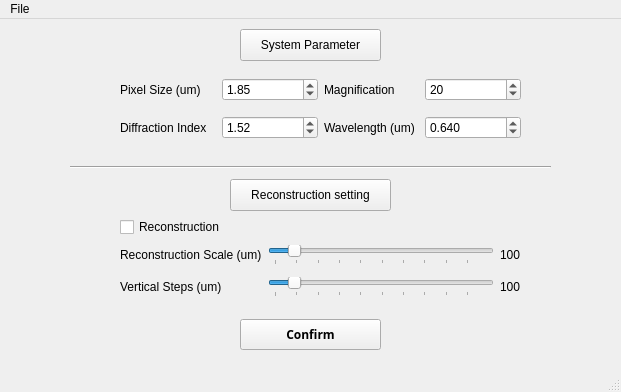
YipLab/DHM, file Lei Temp/UI file/Parameter setting.ui: the form before one commit.
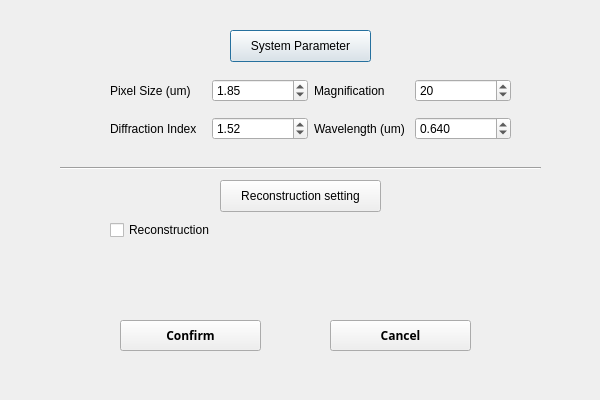
The form after the commit.

What changed in the file:
```diff
--- a/Lei Temp/UI file/Parameter setting.ui
+++ b/Lei Temp/UI file/Parameter setting.ui
@@ -1,37 +1,23 @@
 <?xml version="1.0" encoding="UTF-8"?>
 <ui version="4.0">
- <class>main</class>
- <widget class="QMainWindow" name="main">
+ <class>Dialog</class>
+ <widget class="QDialog" name="Dialog">
   <property name="geometry">
    <rect>
     <x>0</x>
     <y>0</y>
-    <width>621</width>
-    <height>392</height>
+    <width>600</width>
+    <height>400</height>
    </rect>
   </property>
   <property name="windowTitle">
    <string>DHM Processor</string>
   </property>
-  <widget class="QWidget" name="centralwidget">
-   <widget class="QPushButton" name="SystemConfig">
-    <property name="geometry">
-     <rect>
-      <x>240</x>
-      <y>10</y>
-      <width>141</width>
-      <height>32</height>
-     </rect>
-    </property>
-    <property name="text">
-     <string>System Parameter</string>
-    </property>
-   </widget>
    <widget class="Line" name="line">
     <property name="geometry">
      <rect>
-      <x>70</x>
-      <y>140</y>
+     <x>60</x>
+     <y>160</y>
       <width>481</width>
       <height>16</height>
      </rect>
@@ -40,11 +26,60 @@
      <enum>Qt::Horizontal</enum>
     </property>
    </widget>
-   <widget class="QWidget" name="layoutWidget">
+  <widget class="QPushButton" name="SystemConfig">
     <property name="geometry">
      <rect>
-      <x>120</x>
-      <y>50</y>
+     <x>230</x>
+     <y>30</y>
+     <width>141</width>
+     <height>32</height>
+    </rect>
+   </property>
+   <property name="text">
+    <string>System Parameter</string>
+   </property>
+  </widget>
+  <widget class="QCheckBox" name="checkBox">
+   <property name="geometry">
+    <rect>
+     <x>110</x>
+     <y>220</y>
+     <width>131</width>
+     <height>20</height>
+    </rect>
+   </property>
+   <property name="sizeIncrement">
+    <size>
+     <width>20</width>
+     <height>20</height>
+    </size>
+   </property>
+   <property name="baseSize">
+    <size>
+     <width>0</width>
+     <height>0</height>
+    </size>
+   </property>
+   <property name="styleSheet">
+    <string notr="true">font: 9pt &quot;Arial&quot;;
+
+</string>
+   </property>
+   <property name="text">
+    <string>Reconstruction</string>
+   </property>
+   <property name="iconSize">
+    <size>
+     <width>60</width>
+     <height>16</height>
+    </size>
+   </property>
+  </widget>
+  <widget class="QWidget" name="layoutWidget_2">
+   <property name="geometry">
+    <rect>
+     <x>110</x>
+     <y>70</y>
       <width>401</width>
       <height>81</height>
      </rect>
@@ -141,126 +176,11 @@
      </item>
     </layout>
    </widget>
-   <widget class="QWidget" name="layoutWidget">
-    <property name="geometry">
-     <rect>
-      <x>120</x>
-      <y>220</y>
-      <width>401</width>
-      <height>64</height>
-     </rect>
-    </property>
-    <layout class="QGridLayout" name="gridLayout_2">
-     <item row="1" column="1">
-      <widget class="QSlider" name="v_step_slide">
-       <property name="minimum">
-        <number>10</number>
-       </property>
-       <property name="maximum">
-        <number>1000</number>
-       </property>
-       <property name="singleStep">
-        <number>10</number>
-       </property>
-       <property name="pageStep">
-        <number>100</number>
-       </property>
-       <property name="value">
-        <number>100</number>
-       </property>
-       <property name="orientation">
-        <enum>Qt::Horizontal</enum>
-       </property>
-       <property name="invertedAppearance">
-        <bool>false</bool>
-       </property>
-       <property name="invertedControls">
-        <bool>false</bool>
-       </property>
-       <property name="tickPosition">
-        <enum>QSlider::TicksBelow</enum>
-       </property>
-      </widget>
-     </item>
-     <item row="1" column="0">
-      <widget class="QLabel" name="label_2">
-       <property name="text">
-        <string>Vertical Steps (um)</string>
-       </property>
-      </widget>
-     </item>
-     <item row="1" column="2">
-      <widget class="QLabel" name="step_num">
-       <property name="text">
-        <string>100</string>
-       </property>
-      </widget>
-     </item>
-     <item row="0" column="2">
-      <widget class="QLabel" name="scale_num">
-       <property name="text">
-        <string>100</string>
-       </property>
-      </widget>
-     </item>
-     <item row="0" column="0">
-      <widget class="QLabel" name="label">
-       <property name="text">
-        <string>Reconstruction Scale (um)</string>
-       </property>
-      </widget>
-     </item>
-     <item row="0" column="1">
-      <widget class="QSlider" name="rec_scale_slide">
-       <property name="minimum">
-        <number>10</number>
-       </property>
-       <property name="maximum">
-        <number>1000</number>
-       </property>
-       <property name="singleStep">
-        <number>10</number>
-       </property>
-       <property name="pageStep">
-        <number>100</number>
-       </property>
-       <property name="value">
-        <number>100</number>
-       </property>
-       <property name="orientation">
-        <enum>Qt::Horizontal</enum>
-       </property>
-       <property name="invertedAppearance">
-        <bool>false</bool>
-       </property>
-       <property name="invertedControls">
-        <bool>false</bool>
-       </property>
-       <property name="tickPosition">
-        <enum>QSlider::TicksBelow</enum>
-       </property>
-      </widget>
-     </item>
-    </layout>
-   </widget>
-   <widget class="QCheckBox" name="checkBox">
-    <property name="geometry">
-     <rect>
-      <x>120</x>
-      <y>200</y>
-      <width>111</width>
-      <height>16</height>
-     </rect>
-    </property>
-    <property name="text">
-     <string>Reconstruction</string>
-    </property>
-   </widget>
    <widget class="QPushButton" name="SystemConfig_2">
     <property name="geometry">
      <rect>
-      <x>230</x>
-      <y>160</y>
+     <x>220</x>
+     <y>180</y>
       <width>161</width>
       <height>32</height>
      </rect>
@@ -272,8 +192,8 @@
    <widget class="QPushButton" name="pushButton">
     <property name="geometry">
      <rect>
-      <x>240</x>
-      <y>300</y>
+     <x>120</x>
+     <y>320</y>
       <width>141</width>
       <height>31</height>
      </rect>
@@ -289,30 +209,26 @@
      <string>Confirm</string>
     </property>
    </widget>
-  </widget>
-  <widget class="QMenuBar" name="menubar">
+  <widget class="QPushButton" name="pushButton_2">
    <property name="geometry">
     <rect>
-     <x>0</x>
-     <y>0</y>
-     <width>621</width>
-     <height>22</height>
+     <x>330</x>
+     <y>320</y>
+     <width>141</width>
+     <height>31</height>
     </rect>
    </property>
-   <widget class="QMenu" name="menuFile">
-    <property name="title">
-     <string>File</string>
-    </property>
-    <addaction name="actionOpen"/>
-   </widget>
-   <addaction name="menuFile"/>
-  </widget>
-  <widget class="QStatusBar" name="statusbar"/>
-  <action name="actionOpen">
+   <property name="font">
+    <font>
+     <family>Arial Black</family>
+     <weight>75</weight>
+     <bold>true</bold>
+    </font>
+   </property>
    <property name="text">
-    <string>Open</string>
+    <string>Cancel</string>
    </property>
-  </action>
+  </widget>
  </widget>
  <resources/>
  <connections/>
```
Left out of the diff: 2 changed lines with no effect on the pictures. Lines whose indentation alone changed are shown as unchanged.
